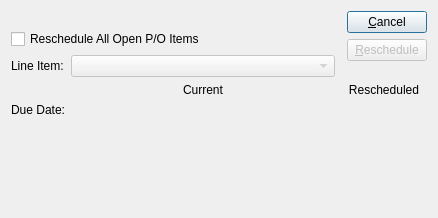
discountscott/qt-client, file guiclient/reschedulePoitem.ui: the form before one commit.
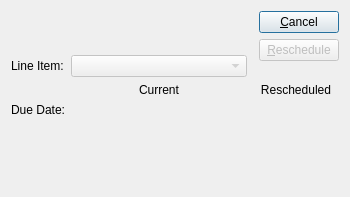
The form after the commit. Custom widgets are drawn as their Qt base class.

The edit to the form file:
```diff
--- a/guiclient/reschedulePoitem.ui
+++ b/guiclient/reschedulePoitem.ui
@@ -13,22 +13,25 @@
    <rect>
     <x>0</x>
     <y>0</y>
-    <width>438</width>
-    <height>218</height>
+    <width>350</width>
+    <height>197</height>
    </rect>
   </property>
   <property name="windowTitle">
-   <string>Reschedule Purchase Order Item(s)</string>
+   <string>Reschedule Purchase Order Item</string>
   </property>
   <layout class="QGridLayout" name="gridLayout">
-   <item row="2" column="0">
-    <widget class="QLabel" name="_poitemLit">
-     <property name="text">
-      <string>Line Item:</string>
+   <item row="0" column="0" colspan="3">
+    <widget class="OrderCluster" name="_po">
+     <property name="allowedStatuses">
+      <set>OrderLineEdit::Open</set>
+     </property>
+     <property name="allowedTypes">
+      <set>OrderLineEdit::Purchase</set>
      </property>
     </widget>
    </item>
-   <item row="0" column="3" rowspan="3" colspan="2">
+   <item row="0" column="3" rowspan="2" colspan="2">
     <layout class="QVBoxLayout" name="verticalLayout">
      <item>
       <widget class="QPushButton" name="_close">
@@ -65,43 +68,14 @@
      </item>
     </layout>
    </item>
-   <item row="4" column="2" colspan="3">
-    <widget class="DLineEdit" name="_new"/>
-   </item>
-   <item row="5" column="0">
-    <spacer name="Spacer295">
-     <property name="orientation">
-      <enum>Qt::Vertical</enum>
+   <item row="1" column="0">
+    <widget class="QLabel" name="_poitemLit">
+     <property name="text">
+      <string>Line Item:</string>
      </property>
-     <property name="sizeType">
-      <enum>QSizePolicy::Expanding</enum>
-     </property>
-     <property name="sizeHint" stdset="0">
-      <size>
-       <width>20</width>
-       <height>0</height>
-      </size>
-     </property>
-    </spacer>
-   </item>
-   <item row="4" column="1">
-    <widget class="DLineEdit" name="_current">
-     <property name="enabled">
-      <bool>false</bool>
-     </property>
     </widget>
    </item>
-   <item row="0" column="0" colspan="3">
-    <widget class="OrderCluster" name="_po">
-     <property name="allowedStatuses">
-      <set>OrderLineEdit::Open</set>
-     </property>
-     <property name="allowedTypes">
-      <set>OrderLineEdit::Purchase</set>
-     </property>
-    </widget>
-   </item>
-   <item row="2" column="1">
+   <item row="1" column="1">
     <widget class="XComboBox" name="_poitem">
      <property name="enabled">
       <bool>false</bool>
@@ -114,7 +88,7 @@
      </property>
     </widget>
    </item>
-   <item row="3" column="1">
+   <item row="2" column="1">
     <widget class="QLabel" name="_currentLit">
      <property name="text">
       <string>Current</string>
@@ -124,7 +98,7 @@
      </property>
     </widget>
    </item>
-   <item row="3" column="2" colspan="3">
+   <item row="2" column="2" colspan="3">
     <widget class="QLabel" name="_rescheduledLit">
      <property name="text">
       <string>Rescheduled</string>
@@ -134,7 +108,7 @@
      </property>
     </widget>
    </item>
-   <item row="4" column="0">
+   <item row="3" column="0">
     <widget class="QLabel" name="_dueDateLit">
      <property name="text">
       <string>Due Date:</string>
@@ -144,13 +118,32 @@
      </property>
     </widget>
    </item>
-   <item row="1" column="0" colspan="3">
-    <widget class="QCheckBox" name="_allItems">
-     <property name="text">
-      <string>Reschedule All Open P/O Items</string>
+   <item row="3" column="1">
+    <widget class="DLineEdit" name="_current">
+     <property name="enabled">
+      <bool>false</bool>
      </property>
     </widget>
    </item>
+   <item row="3" column="2" colspan="3">
+    <widget class="DLineEdit" name="_new"/>
+   </item>
+   <item row="4" column="0">
+    <spacer name="Spacer295">
+     <property name="orientation">
+      <enum>Qt::Vertical</enum>
+     </property>
+     <property name="sizeType">
+      <enum>QSizePolicy::Expanding</enum>
+     </property>
+     <property name="sizeHint" stdset="0">
+      <size>
+       <width>20</width>
+       <height>0</height>
+      </size>
+     </property>
+    </spacer>
+   </item>
   </layout>
  </widget>
  <layoutdefault spacing="6" margin="11"/>
```
Left out of the diff: 4 changed lines with no effect on the pictures.
